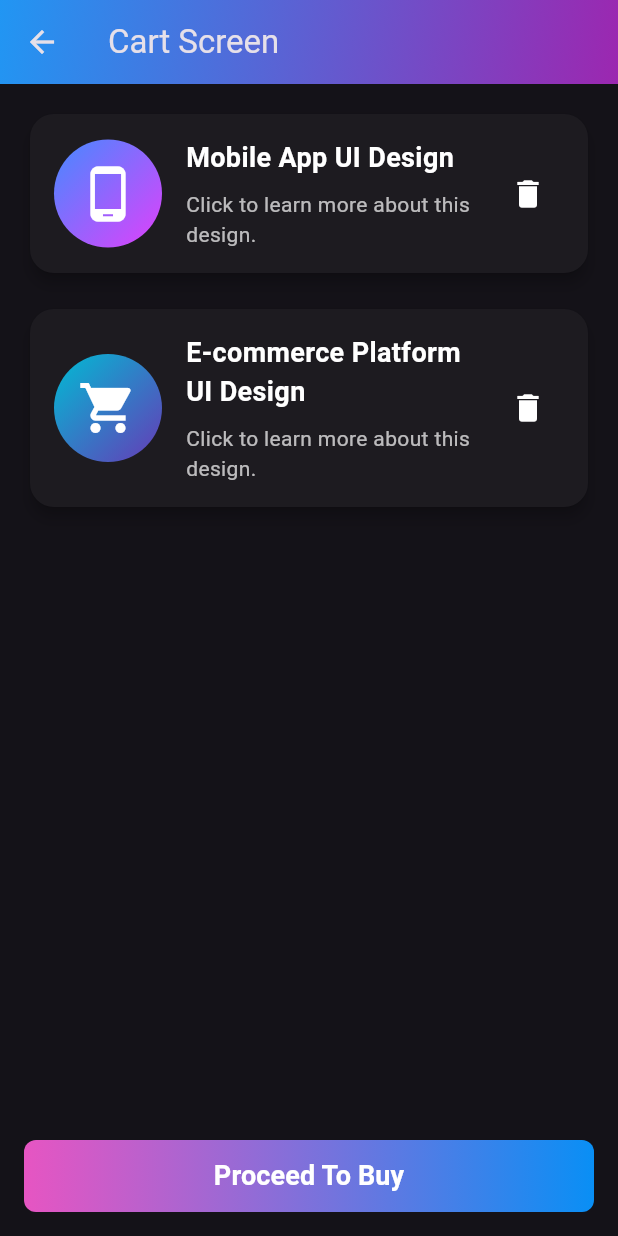
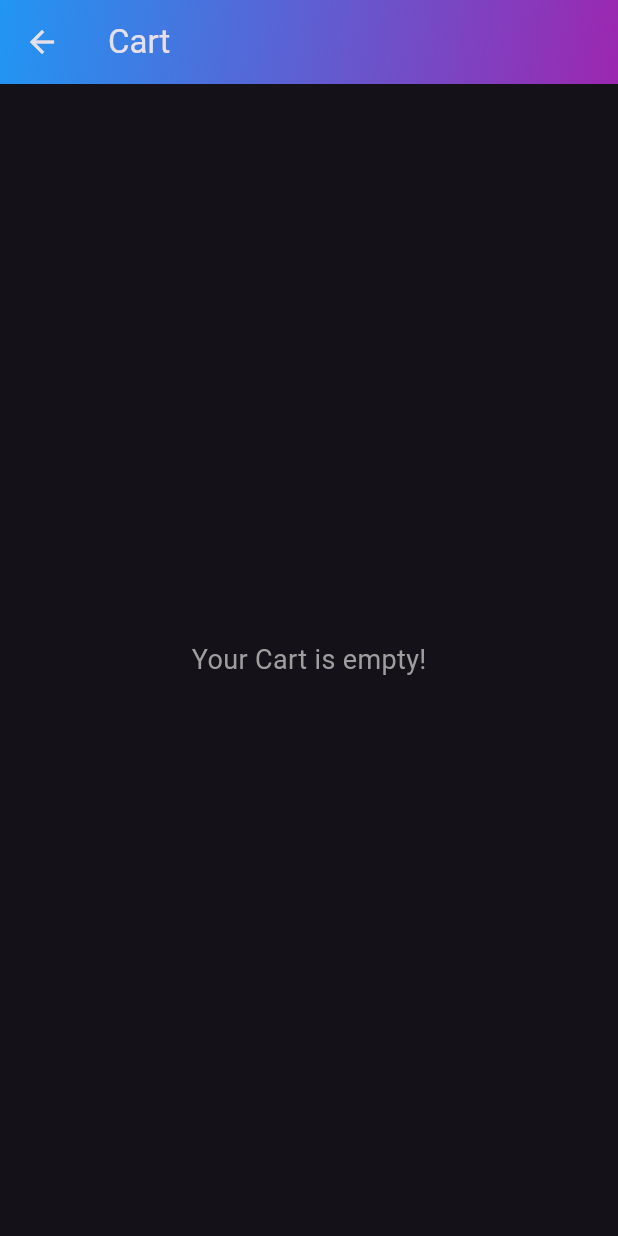
Before and after one commit to Saidutt3/skill_hive, a Flutter app: the CartScreen screen opened directly, on a phone screen of 412 x 824 dp. Run offline on Flutter 3.47's test engine with Material 3 defaults, Android fonts, the phone set to English and light mode, and no system bars; our stand-ins replace cloud_firestore, file_picker, firebase_auth, firebase_core, flutter_blurhash, image_picker and 2 more; accounts and stored records are empty.

Commit message:
checkout worked

```diff
--- a/lib/CartScreen.dart
+++ b/lib/CartScreen.dart
@@ -1,19 +1,37 @@
 import 'package:flutter/material.dart';
+import 'package:skill_hive/model/checkoutScreenModal.dart';
+import 'package:skill_hive/model/whishlist_mode.dart';
 
-class CartScreen extends StatelessWidget {
+class CartScreen extends StatefulWidget {
   @override
+  _CartScreenState createState() => _CartScreenState();
+}
+
+@override
+class _CartScreenState extends State<CartScreen> {
+  // List of wishlist items
+  // final List<Map<String, dynamic>> wishlistItems = [
+  //   {
+  //     'title': 'Mobile App UI Design',
+  //     'icon': Icons.phone_android,
+  //   },
+  //   {
+  //     'title': 'E-commerce Platform UI Design',
+  //     'icon': Icons.shopping_cart,
+  //   },
+  // ];
   Widget build(BuildContext context) {
     return Scaffold(
       appBar: AppBar(
-        title: Text('Cart Screen'),
+        title: const Text('Cart '),
         leading: IconButton(
-          icon: Icon(Icons.arrow_back),
+          icon: const Icon(Icons.arrow_back),
           onPressed: () {
             Navigator.pop(context);
           },
         ),
         flexibleSpace: Container(
-          decoration: BoxDecoration(
+          decoration: const BoxDecoration(
             gradient: LinearGradient(
               colors: [Colors.blue, Colors.purple],
               begin: Alignment.topLeft,
@@ -22,64 +40,30 @@ class CartScreen extends StatelessWidget {
           ),
         ),
       ),
-      body: Padding(
+      body: CheckOutItems.isEmpty
+          ? Center(
+              child: Text(
+                'Your Cart is empty!',
+                style: TextStyle(fontSize: 18, color: Colors.grey),
+              ),
+            )
+          : Padding(
               padding: const EdgeInsets.all(16.0),
-        child: ListView(
+              child: ListView.builder(
+                itemCount: CheckOutItems.length,
+                itemBuilder: (context, index) {
+                  return Column(
                     children: [
-            // Mobile App UI Design Card
                       _buildCard(
                         context,
-              'Mobile App UI Design',
-              Icons.phone_android,
-              'View Details',
-              Colors.blueAccent,
-              Colors.purpleAccent,
+                        CheckOutItems[index].title,
+                        CheckOutItems[index].imageUrl,
+                        index,
                       ),
-            SizedBox(height: 16),
-
-            // E-commerce Platform UI Design Card
-            _buildCard(
-              context,
-              'E-commerce Platform UI Design',
-              Icons.shopping_cart,
-              'View Details',
-              Colors.cyan,
-              Colors.deepPurple,
-            ),
-            SizedBox(height: 16),
+                      const SizedBox(height: 16),
                     ],
-        ),
-      ),
-      bottomNavigationBar: Padding(
-        padding: EdgeInsets.all(16),
-        child: Container(
-          width: double.infinity,
-          decoration: BoxDecoration(
-            borderRadius: BorderRadius.circular(8),
-            gradient: LinearGradient(
-              colors: [
-                Color.fromRGBO(252, 92, 212, 0.906),
-                Color.fromRGBO(9, 143, 245, 1)
-              ], // Adjust colors to match the photo
-              begin: Alignment.centerLeft,
-              end: Alignment.centerRight,
-            ),
-          ),
-          child: TextButton(
-            onPressed: () {
-              ScaffoldMessenger.of(context).showSnackBar(
-                SnackBar(content: Text('Proceeding to checkout...')),
                   );
                 },
-            child: Text(
-              'Proceed To Buy',
-              style: TextStyle(
-                color: Colors.white,
-                fontWeight: FontWeight.bold,
-                fontSize: 18,
-              ),
-            ),
-          ),
               ),
             ),
     );
@@ -88,10 +72,8 @@ class CartScreen extends StatelessWidget {
   Widget _buildCard(
     BuildContext context,
     String title,
-    IconData icon,
-    String buttonText,
-    Color startColor,
-    Color endColor,
+    String icon,
+    int index,
   ) {
     return Card(
       elevation: 4,
@@ -105,22 +87,23 @@ class CartScreen extends StatelessWidget {
           children: [
             // Icon section
             Container(
+              height: 50,
+              width: 50,
               padding: const EdgeInsets.all(16),
               decoration: BoxDecoration(
-                gradient: LinearGradient(
-                  colors: [startColor, endColor],
+                gradient: const LinearGradient(
+                  colors: [Colors.blueAccent, Colors.purpleAccent],
                   begin: Alignment.topLeft,
                   end: Alignment.bottomRight,
                 ),
                 shape: BoxShape.circle,
               ),
-              child: Icon(
+              child: Image.asset(
                 icon,
                 color: Colors.white,
-                size: 40,
               ),
             ),
-            SizedBox(width: 16),
+            const SizedBox(width: 16),
             // Text section
             Expanded(
               child: Column(
@@ -128,18 +111,19 @@ class CartScreen extends StatelessWidget {
                 children: [
                   Text(
                     title,
-                    style: TextStyle(
+                    style: const TextStyle(
                       fontSize: 18,
                       fontWeight: FontWeight.bold,
-                      color: Colors.white,
+                      color: Colors.white, // Changed to white
                     ),
                   ),
-                  SizedBox(height: 8),
-                  Text(
+                  const SizedBox(height: 8),
+                  const Text(
                     'Click to learn more about this design.',
                     style: TextStyle(
                       fontSize: 14,
-                      color: Colors.white70,
+                      color:
+                          Colors.white70, // Changed to white with transparency
                     ),
                   ),
                 ],
@@ -148,13 +132,15 @@ class CartScreen extends StatelessWidget {
             // Delete button
             IconButton(
               onPressed: () {
+                setState(() {
+                  CheckOutItems.removeAt(index);
+                });
                 ScaffoldMessenger.of(context).showSnackBar(SnackBar(
-                  content: Text('$title - Deleted from cart!'),
+                  content: Text('$title - Removed from Cart!'),
                 ));
               },
               icon: Icon(
                 Icons.delete,
-                color: Colors.white,
               ),
             ),
           ],
--- a/lib/model/logo_card_model.dart
+++ b/lib/model/logo_card_model.dart
@@ -1,6 +1,8 @@
 class LogoDataModel {
   String name;
   String isFavorite;
+  String isCheckout;
+
   String skills;
   String imageUrl;
   String title;
@@ -18,6 +20,7 @@ class LogoDataModel {
   LogoDataModel({
     required this.name,
     required this.isFavorite,
+    required this.isCheckout,
     required this.skills,
     required this.imageUrl,
     required this.title,
@@ -38,6 +41,7 @@ List<LogoDataModel> tempData = [
   LogoDataModel(
       name: "Sai",
       isFavorite: "false",
+      isCheckout: "false",
       skills: "Fultter, Dart",
       imageUrl: "assets/image1.jpg",
       title: 'Web App UI/UX',
@@ -57,6 +61,7 @@ I'm Adnan Abbas a Full Stack Developer having 3 years of experience working with
   LogoDataModel(
       name: "Saidutt",
       isFavorite: "false",
+      isCheckout: "false",
       skills: "Fultter, Dart",
       imageUrl: "assets/image3.jpg",
       title: 'Mobile App UI/UX',
--- a/lib/view/BecomeSeller.dart
+++ b/lib/view/BecomeSeller.dart
@@ -104,7 +104,8 @@ class _BecomeSellerState extends State<BecomeSeller> {
       for (int i = 0; i < response.docs.length; i++) {
         logoData.add(LogoDataModel(
             name: response.docs[i]["name"],
-            isFavorite: "true",
+            isFavorite: "false",
+            isCheckout: "false",
             skills: response.docs[i]["skills"],
             imageUrl: response.docs[i]["cardImageUrl"],
             title: response.docs[i]["title"],
--- a/lib/view/introScreen.dart
+++ b/lib/view/introScreen.dart
@@ -108,7 +108,8 @@ class _SkillHivePageState extends State<SkillHivePage> {
                       for (int i = 0; i < response.docs.length; i++) {
                         logoData.add(LogoDataModel(
                             name: response.docs[i]["name"],
-                            isFavorite: "true",
+                            isFavorite: "false",
+                            isCheckout: "false",
                             skills: response.docs[i]["skills"],
                             imageUrl: response.docs[i]["cardImageUrl"],
                             title: response.docs[i]["title"],
```
Also changed, not shown: lib/checkout_screen.dart (+66 -42 lines), lib/model/checkoutScreenModal.dart (added, +15 -0 lines), lib/view/LogoScreen/card_details.dart (+55 -27 lines), lib/view/homeScreen/HomePage.dart (+7 -6 lines). Lines whose indentation alone changed are shown as unchanged.
